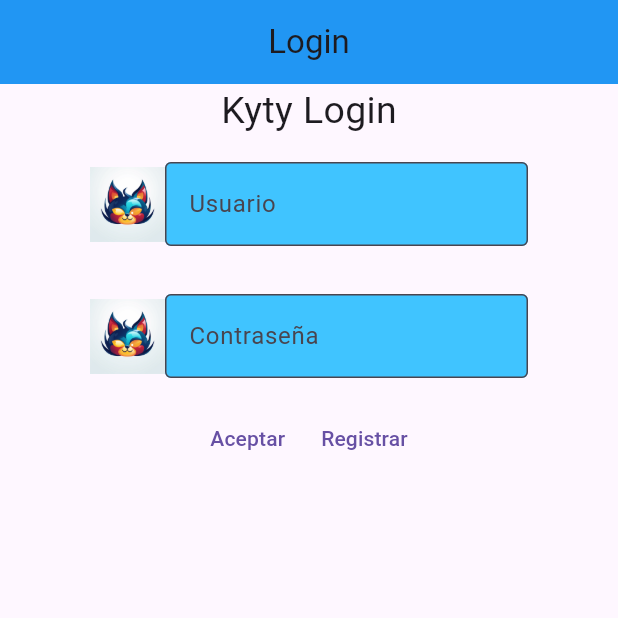
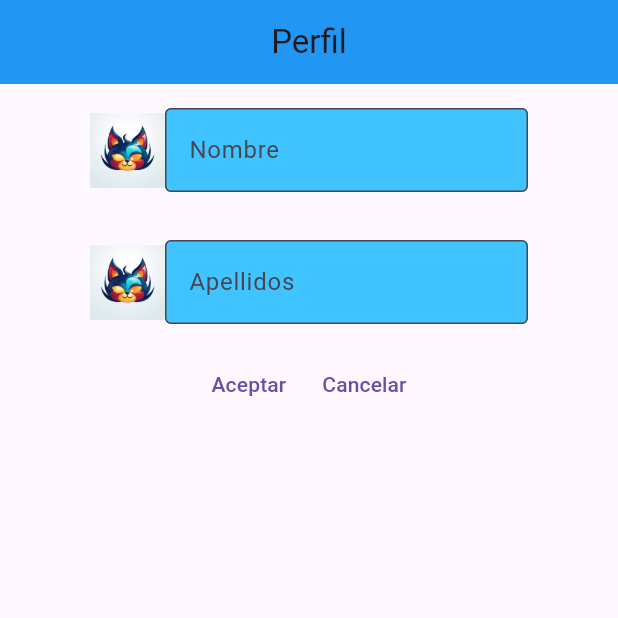
Before and after one commit to Pablobel/PablobelRepositoryKyty, a Flutter app: the screen it shows after launch, on a phone screen of 412 x 824 dp, the top half of it. Run offline on Flutter 3.47's test engine with Material 3 defaults, Android fonts, the phone set to English and light mode, and no system bars; our stand-ins replace firebase_auth, firebase_core; accounts and stored records are empty.

Commit message:
Perfeccionando KTTextField y y creacion de perfilview.

```diff
--- a/lib/Custom/KTTextField.dart
+++ b/lib/Custom/KTTextField.dart
@@ -4,17 +4,23 @@ class KTTextField extends StatelessWidget {
   String sHint;
   TextEditingController tecController;
   bool esContrasenia;
+  double paddingH;
+  double paddingV;
 
   KTTextField(
       {Key? key,
       this.sHint = "",
       required this.tecController,
-      this.esContrasenia = false})
+      this.esContrasenia = false,
+      this.paddingH=60,
+      this.paddingV=16})
       : super(key: key);
 
   @override
   Widget build(BuildContext context) {
-    Row fila = Row(
+    return Padding(
+        padding: EdgeInsets.symmetric(horizontal: paddingH, vertical: paddingV),
+        child: Row(
           children: [
             Image.asset(
               "resources/cambiame1.png",
@@ -29,10 +35,8 @@ class KTTextField extends StatelessWidget {
                         border: OutlineInputBorder(),
                         fillColor: Colors.lightBlueAccent,
                         filled: true,
-                  labelText: sHint
-                ))),
+                        labelText: sHint))),
           ],
-    );
-    return fila;
+        ));
   }
 }
--- a/lib/KytyApp.dart
+++ b/lib/KytyApp.dart
@@ -1,8 +1,10 @@
 import 'package:flutter/material.dart';
 import 'Main/HomeView.dart';
 import 'OnBoarding/LoginView.dart';
+import 'OnBoarding/PerfilView.dart';
 import 'OnBoarding/RegisterView.dart';
 import 'Splash/SplashView.dart';
+
 class KytyApp extends StatelessWidget{
 
 
@@ -14,8 +16,9 @@ class KytyApp extends StatelessWidget{
         '/registerview':(context) => RegisterView(),
         '/homeview':(context)=> HomeView(),
         '/splashview':(context)=> SplashView(),
+        '/perfilview':(context)=> PerfilView(),
       },
-      initialRoute: '/splashview',
+      initialRoute: '/perfilview',
     );
 
     return materialApp;
--- a/lib/OnBoarding/LoginView.dart
+++ b/lib/OnBoarding/LoginView.dart
@@ -31,15 +31,11 @@ class LoginView extends StatelessWidget {
     Column columna = Column(
       children: [
         Text("Kyty Login", style: TextStyle(fontSize: 25)),
-        Padding(
-          padding: EdgeInsets.symmetric(horizontal: 60, vertical: 16),
-          child: KTTextField(tecController: userNameController,sHint: 'Usuario'),
-        ),
-        Padding(
-          padding: EdgeInsets.symmetric(horizontal: 60, vertical: 16),
-          child: KTTextField(tecController: passwordController,sHint: 'Contraseña',esContrasenia: true),
-        ),
-
+        KTTextField(tecController: userNameController, sHint: 'Usuario'),
+        KTTextField(
+            tecController: passwordController,
+            sHint: 'Contraseña',
+            esContrasenia: true),
         Row(
           mainAxisAlignment: MainAxisAlignment.center,
           children: [
--- /dev/null
+++ b/lib/OnBoarding/PerfilView.dart
@@ -0,0 +1,47 @@
+import 'package:flutter/material.dart';
+import '../Custom/KTTextField.dart';
+
+class PerfilView extends StatelessWidget {
+  TextEditingController tecNombre = TextEditingController();
+  TextEditingController tecEdad = TextEditingController();
+
+  void onClickAceptar() {
+    tecNombre.text;
+    tecEdad.text;
+  }
+
+  void onClickCancelar() {}
+
+  @override
+  Widget build(BuildContext context) {
+    return Scaffold(
+        appBar: AppBar(
+          title: const Text('Perfil'),
+          centerTitle: true,
+          shadowColor: Colors.black,
+          backgroundColor: Colors.blue,
+        ),
+        body: ConstrainedBox(
+            constraints: BoxConstraints(
+                minWidth: 500, minHeight: 700, maxWidth: 1000, maxHeight: 1400),
+            child: Column(
+              children: [
+                KTTextField(tecController: tecNombre, sHint: "Nombre"),
+                KTTextField(tecController: tecEdad, sHint: "Apellidos"),
+                Row(
+                  mainAxisAlignment: MainAxisAlignment.center,
+                  children: [
+                    TextButton(
+                      onPressed: onClickAceptar,
+                      child: Text("Aceptar"),
+                    ),
+                    TextButton(
+                      onPressed: onClickCancelar,
+                      child: Text("Cancelar"),
+                    )
+                  ],
+                )
+              ],
+            )));
+  }
+}
--- a/pubspec.yaml
+++ b/pubspec.yaml
@@ -36,7 +36,7 @@ dependencies:
   # Use with the CupertinoIcons class for iOS style icons.
   cupertino_icons: ^1.0.2
   firebase_core: ^2.25.4
-  cloud_firestore: ^4.9.3
+  cloud_firestore: ^4.15.5
   firebase_auth: ^4.17.4
 
 dev_dependencies:
```
Also changed, not shown: lib/OnBoarding/RegisterView.dart (+11 -13 lines). Lines whose indentation alone changed are shown as unchanged.
